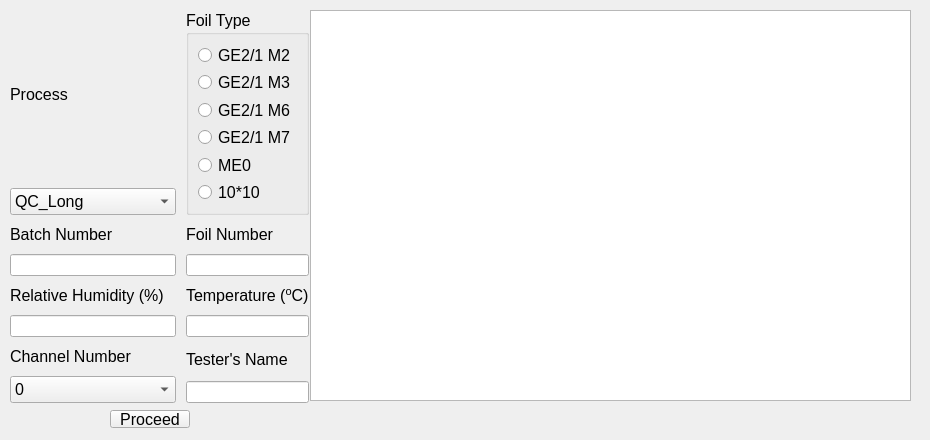
First picture: the form in Code/UI/QC2Widget.ui, repository diracyoon/GEM_QC_SW, before the edit.
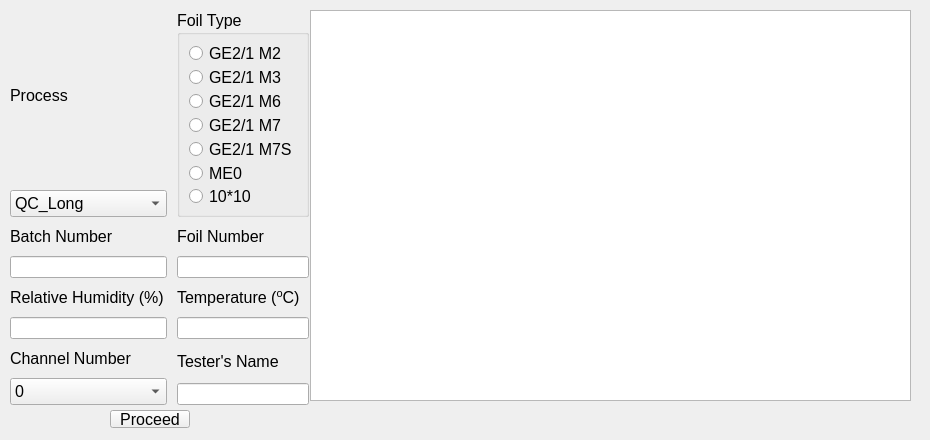
Second picture: the form after the edit.

The edit to the form file:
```diff
--- a/Code/UI/QC2Widget.ui
+++ b/Code/UI/QC2Widget.ui
@@ -37,7 +37,7 @@
      <x>10</x>
      <y>10</y>
      <width>299</width>
-     <height>393</height>
+     <height>395</height>
     </rect>
    </property>
    <layout class="QGridLayout" name="gridLayout">
@@ -83,6 +83,13 @@
          </property>
         </widget>
        </item>
+       <item>
+        <widget class="QRadioButton" name="button_GE21_M7S">
+         <property name="text">
+          <string>GE2/1 M7S</string>
+         </property>
+        </widget>
+       </item>
        <item>
         <widget class="QRadioButton" name="button_ME0">
          <property name="text">
```
